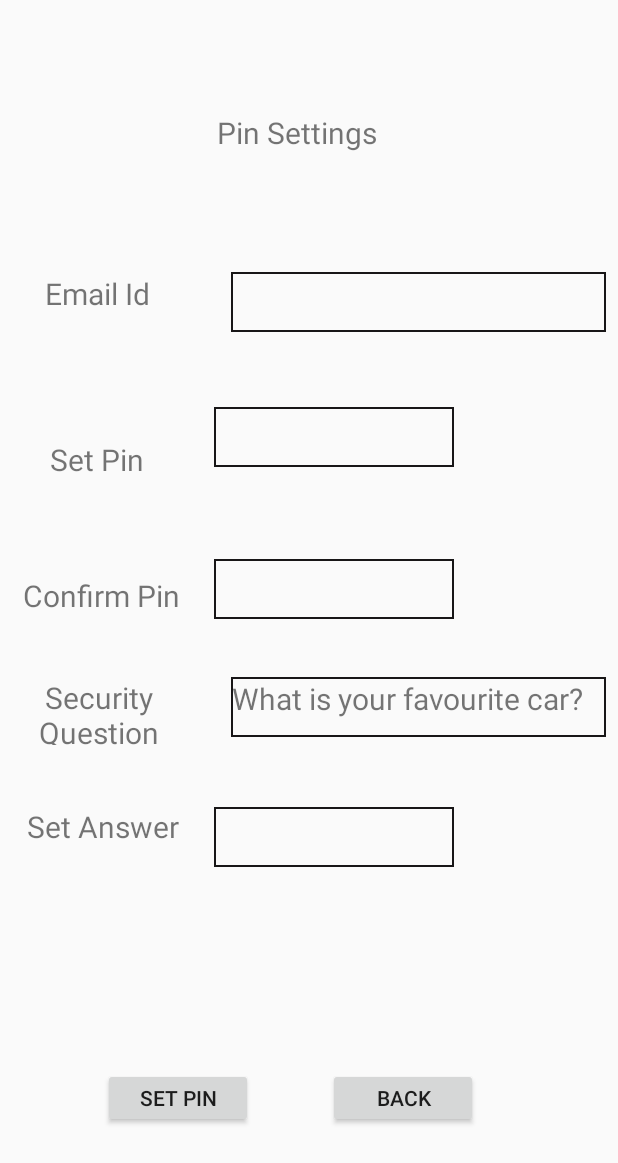
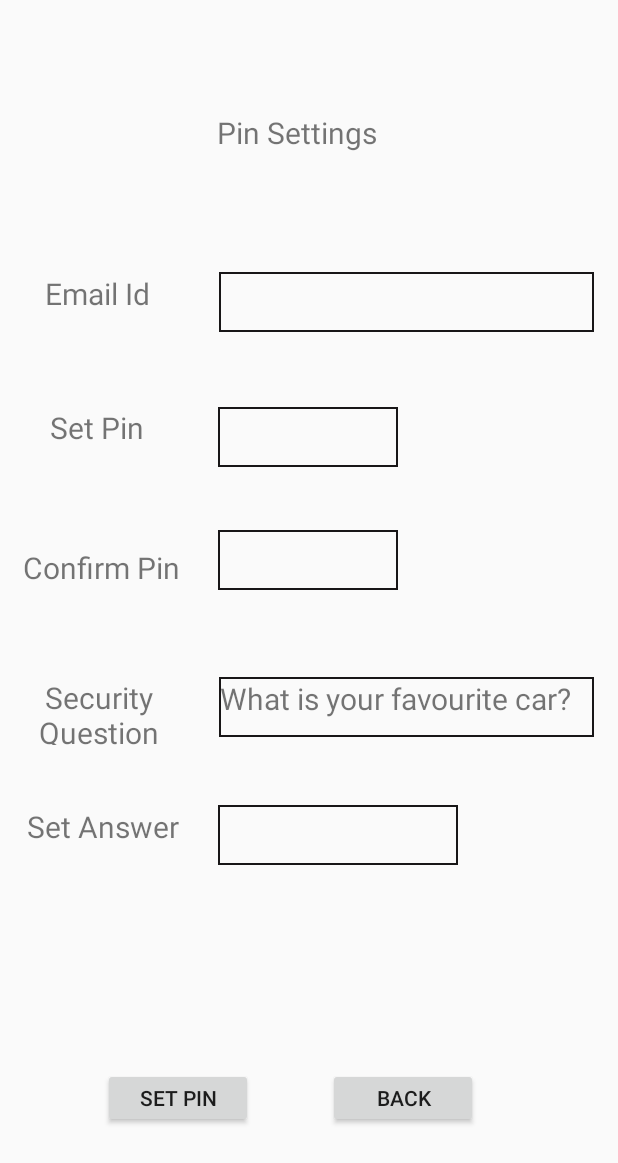
Before and after one commit to DBSE-teaching/isee2019-Sky-Net, an Android app: the layout change_pin.xml on its own in the app's theme, with its tools: preview values and no code run, on a phone screen of 412 x 824 dp. Shown: the top 1163 px of the screen. Run offline under Robolectric (Android 15) with nearby library versions, the phone set to English and light mode, and no system bars.

Commit message:
Aligment complete for all layouts

```diff
--- a/SourceCode/app/src/main/res/layout/change_pin.xml
+++ b/SourceCode/app/src/main/res/layout/change_pin.xml
@@ -47,7 +47,7 @@
         android:background="@drawable/border_style"
         app:layout_constraintBottom_toBottomOf="parent"
         app:layout_constraintEnd_toEndOf="parent"
-        app:layout_constraintHorizontal_bias="1.0"
+        app:layout_constraintHorizontal_bias="0.944"
         app:layout_constraintStart_toStartOf="parent"
         app:layout_constraintTop_toTopOf="parent"
         app:layout_constraintVertical_bias="0.226" />
@@ -64,11 +64,11 @@
         app:layout_constraintHorizontal_bias="0.0"
         app:layout_constraintStart_toStartOf="parent"
         app:layout_constraintTop_toTopOf="parent"
-        app:layout_constraintVertical_bias="0.369" />
+        app:layout_constraintVertical_bias="0.342" />
 
     <EditText
         android:id="@+id/set_Pin_textbox"
-        android:layout_width="160dp"
+        android:layout_width="120dp"
         android:layout_height="40dp"
         android:layout_marginStart="8dp"
         android:layout_marginTop="8dp"
@@ -79,7 +79,7 @@
         android:maxLength="4"
         app:layout_constraintBottom_toBottomOf="parent"
         app:layout_constraintEnd_toEndOf="parent"
-        app:layout_constraintHorizontal_bias="0.57"
+        app:layout_constraintHorizontal_bias="0.498"
         app:layout_constraintStart_toStartOf="parent"
         app:layout_constraintTop_toTopOf="parent"
         app:layout_constraintVertical_bias="0.343" />
@@ -96,11 +96,11 @@
         app:layout_constraintHorizontal_bias="0.01"
         app:layout_constraintStart_toStartOf="parent"
         app:layout_constraintTop_toTopOf="parent"
-        app:layout_constraintVertical_bias="0.483" />
+        app:layout_constraintVertical_bias="0.459" />
 
     <EditText
         android:id="@+id/confirm_Pin_textbox"
-        android:layout_width="160dp"
+        android:layout_width="120dp"
         android:layout_height="40dp"
         android:layout_marginStart="8dp"
         android:layout_marginTop="8dp"
@@ -111,10 +111,10 @@
         android:maxLength="4"
         app:layout_constraintBottom_toBottomOf="parent"
         app:layout_constraintEnd_toEndOf="parent"
-        app:layout_constraintHorizontal_bias="0.57"
+        app:layout_constraintHorizontal_bias="0.498"
         app:layout_constraintStart_toStartOf="parent"
         app:layout_constraintTop_toTopOf="parent"
-        app:layout_constraintVertical_bias="0.475" />
+        app:layout_constraintVertical_bias="0.45" />
 
     <TextView
         android:id="@+id/securityQs"
@@ -143,7 +143,7 @@
         android:textSize="20sp"
         app:layout_constraintBottom_toBottomOf="parent"
         app:layout_constraintEnd_toEndOf="parent"
-        app:layout_constraintHorizontal_bias="1.0"
+        app:layout_constraintHorizontal_bias="0.944"
         app:layout_constraintStart_toStartOf="parent"
         app:layout_constraintTop_toTopOf="parent"
         app:layout_constraintVertical_bias="0.577" />
@@ -185,10 +185,10 @@
         android:background="@drawable/border_style"
         app:layout_constraintBottom_toBottomOf="parent"
         app:layout_constraintEnd_toEndOf="parent"
-        app:layout_constraintHorizontal_bias="0.57"
+        app:layout_constraintHorizontal_bias="0.582"
         app:layout_constraintStart_toStartOf="parent"
         app:layout_constraintTop_toTopOf="parent"
-        app:layout_constraintVertical_bias="0.69" />
+        app:layout_constraintVertical_bias="0.688" />
 
     <Button
         android:id="@+id/change_pin_ok"
```
